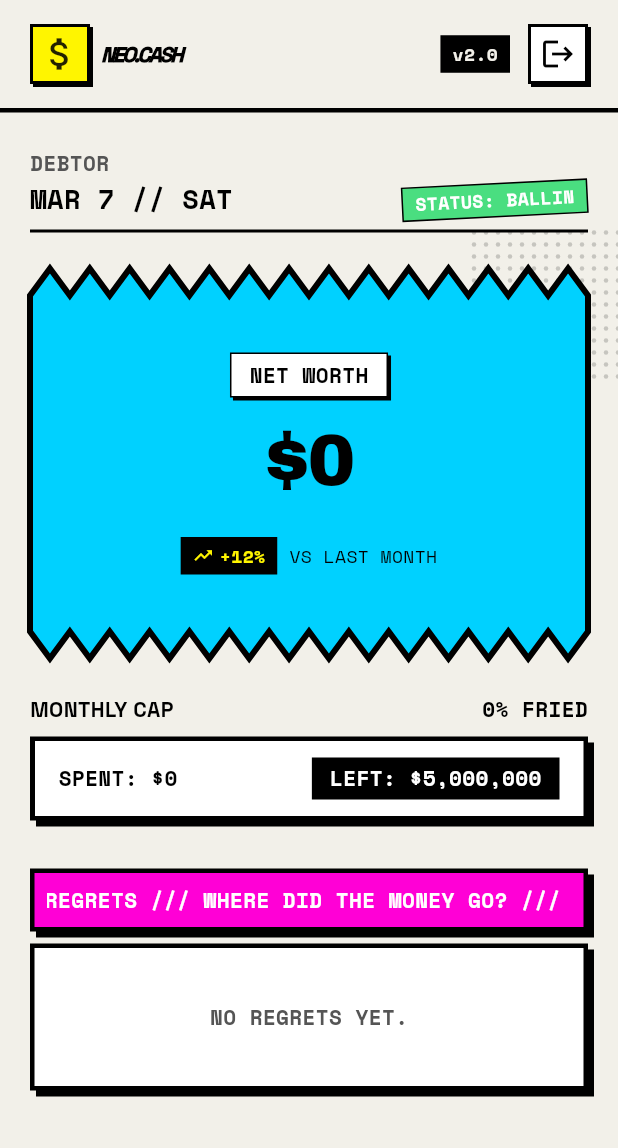
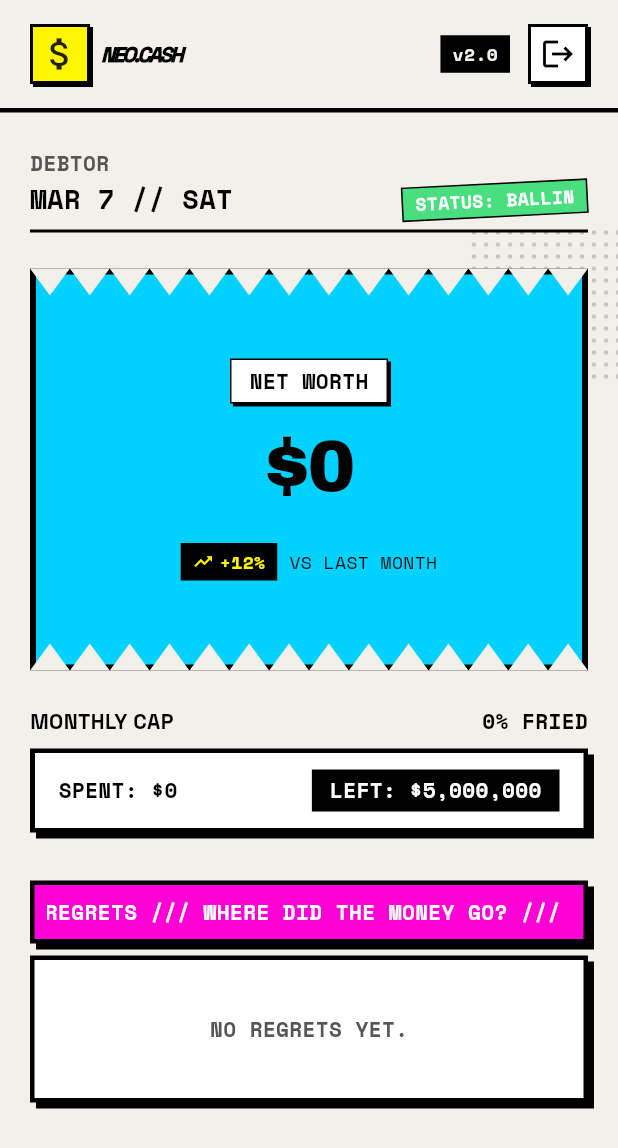
Before and after one commit to ducmandev/chitieuapp, a Flutter app: the DashboardScreen screen opened directly, on a phone screen of 412 x 824 dp. Shown: the top 1148 px of the screen. Run offline on Flutter 3.47's test engine with Material 3 defaults, Android fonts, the phone set to English and light mode, and no system bars; our stand-ins replace google_fonts, local_auth, shared_preferences, sqflite_common_ffi; accounts and stored records are empty.

```diff
--- a/lib/screens/dashboard_screen.dart
+++ b/lib/screens/dashboard_screen.dart
@@ -254,11 +254,12 @@ class DashboardScreen extends StatelessWidget {
             ),
           ),
         ),
-        // Cyan fill clipped to zigzag shape
-        ClipPath(
-          clipper: ZigzagClipper(),
-          child: Container(
+        // Rectangular cyan container (zigzag is created by overlay on top)
+        Container(
+          decoration: BoxDecoration(
             color: NeoColors.tertiary,
+            border: Border.all(color: neo.ink, width: 4),
+          ),
           padding: const EdgeInsets.only(
             top: 40,
             left: 32,
@@ -344,11 +345,10 @@ class DashboardScreen extends StatelessWidget {
             ),
           ),
         ),
-        ),
-        // Zigzag border drawn on top
+        // Background-colored overlay that masks cyan edges into zigzag shape
         Positioned.fill(
           child: CustomPaint(
-            painter: ZigzagBorderPainter(borderColor: neo.ink),
+            painter: ZigzagOverlayPainter(backgroundColor: neo.background),
           ),
         ),
       ],
@@ -594,44 +594,52 @@ class DashboardScreen extends StatelessWidget {
 
 // ─── Painters (unchanged) ──────────────────────────────────────────────────────
 
-// --- Custom Clipper for zigzag/sawtooth shape ---
-class ZigzagClipper extends CustomClipper<Path> {
+// --- Paints background-colored triangles on top/bottom edges to create zigzag ---
+class ZigzagOverlayPainter extends CustomPainter {
+  final Color backgroundColor;
   final double zigzagHeight;
   final int teethCount;
 
-  ZigzagClipper({this.zigzagHeight = 18, this.teethCount = 14});
+  ZigzagOverlayPainter({
+    required this.backgroundColor,
+    this.zigzagHeight = 18,
+    this.teethCount = 14,
+  });
 
   @override
-  Path getClip(Size size) {
-    final path = Path();
+  void paint(Canvas canvas, Size size) {
+    final paint = Paint()
+      ..color = backgroundColor
+      ..style = PaintingStyle.fill;
+
     final toothWidth = size.width / teethCount;
 
-    // Start at top-left, below zigzag
-    path.moveTo(0, zigzagHeight);
-
-    // Draw zigzag teeth along top edge
+    // Top edge: paint inverted triangles (pointing DOWN into cyan)
+    // These fill the space between zigzag peaks
     for (int i = 0; i < teethCount; i++) {
       final x = toothWidth * i;
-      path.lineTo(x + toothWidth / 2, 0);
-      path.lineTo(x + toothWidth, zigzagHeight);
+      final path = Path()
+        ..moveTo(x, 0)
+        ..lineTo(x + toothWidth / 2, zigzagHeight)
+        ..lineTo(x + toothWidth, 0)
+        ..close();
+      canvas.drawPath(path, paint);
     }
 
-    // Right side down to bottom zigzag
-    path.lineTo(size.width, size.height - zigzagHeight);
-
-    // Draw zigzag teeth along bottom edge (right to left)
-    for (int i = teethCount; i > 0; i--) {
+    // Bottom edge: paint triangles (pointing UP into cyan)
+    for (int i = 0; i < teethCount; i++) {
       final x = toothWidth * i;
-      path.lineTo(x - toothWidth / 2, size.height);
-      path.lineTo(x - toothWidth, size.height - zigzagHeight);
+      final path = Path()
+        ..moveTo(x, size.height)
+        ..lineTo(x + toothWidth / 2, size.height - zigzagHeight)
+        ..lineTo(x + toothWidth, size.height)
+        ..close();
+      canvas.drawPath(path, paint);
     }
-
-    path.close();
-    return path;
   }
 
   @override
-  bool shouldReclip(covariant CustomClipper<Path> oldClipper) => false;
+  bool shouldRepaint(covariant CustomPainter oldDelegate) => false;
 }
 
 // --- Custom Painter for zigzag border outline ---
```
Lines whose indentation alone changed are shown as unchanged.
